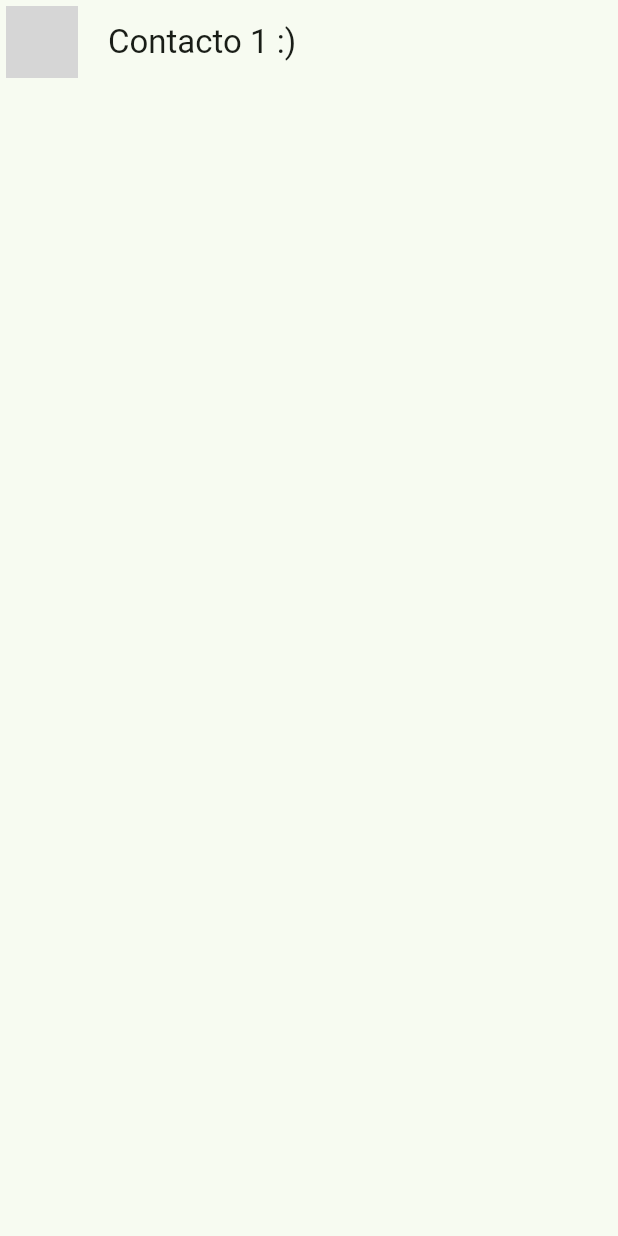
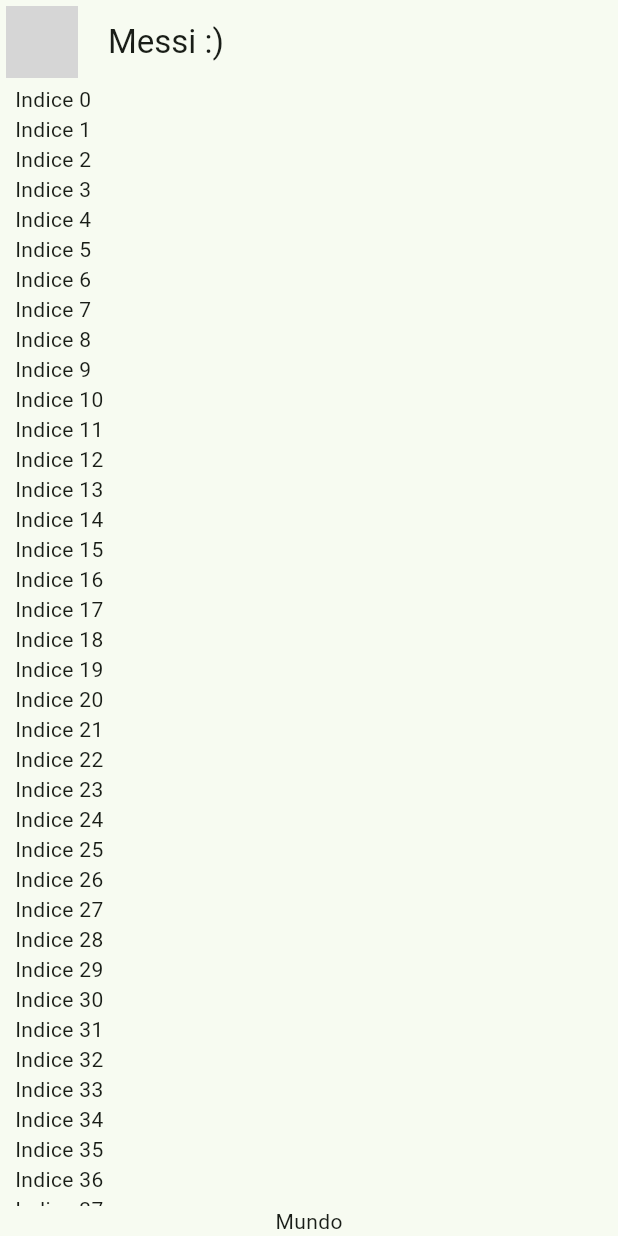
Before and after one commit to samu022/Yes-No-App, a Flutter app: the screen it shows after launch, on a phone screen of 412 x 824 dp. Run offline on Flutter 3.47's test engine with Material 3 defaults, Android fonts, the phone set to English and light mode, and no system bars; network calls fail; grey boxes are pictures that could not be loaded.

```diff
--- a/lib/presentation/chat/chat_screen.dart
+++ b/lib/presentation/chat/chat_screen.dart
@@ -5,17 +5,42 @@ class ChatScreen extends StatelessWidget {
 
   @override
   Widget build(BuildContext context) {
-    var appBar = AppBar(
+    return Scaffold(
+      appBar: AppBar(
         leading: Padding(
           padding: const EdgeInsets.all(4.0),
           child: CircleAvatar(
             backgroundImage: NetworkImage('https://img.a.transfermarkt.technology/portrait/big/28003-1740766555.jpg?lm=1'),
           ),
         ),
-        title: const Text('Contacto 1 :)'),
-      );
-    return Scaffold(
-      appBar: appBar,
+        title: const Text('Messi :)'),
+      ),
+      body: _ChatView(),
     );
   }
 }
+
+class _ChatView extends StatelessWidget {
+
+
+  @override
+  Widget build(BuildContext context) {
+    return SafeArea(
+      child: Padding(
+        padding: const EdgeInsets.symmetric(horizontal: 10),
+        child: Column(
+          children: [
+            Expanded(
+              child: ListView.builder(
+                itemCount: 100,
+                itemBuilder: (context, index) {
+                return Text('Indice $index');
+              },),
+            ),
+           Text('Mundo')
+          ],
+        ),
+      ),
+    );
+  }
+}
```
